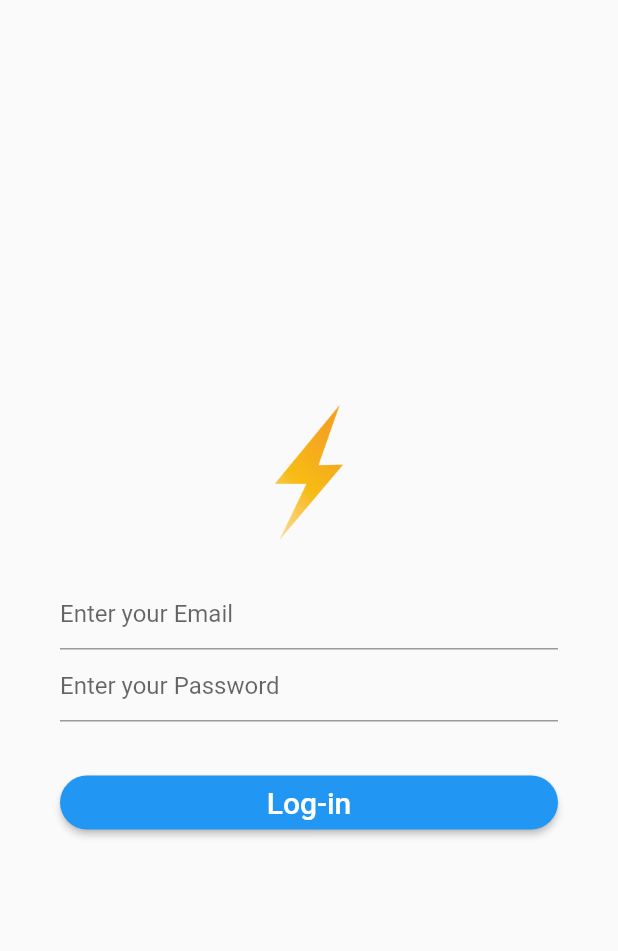
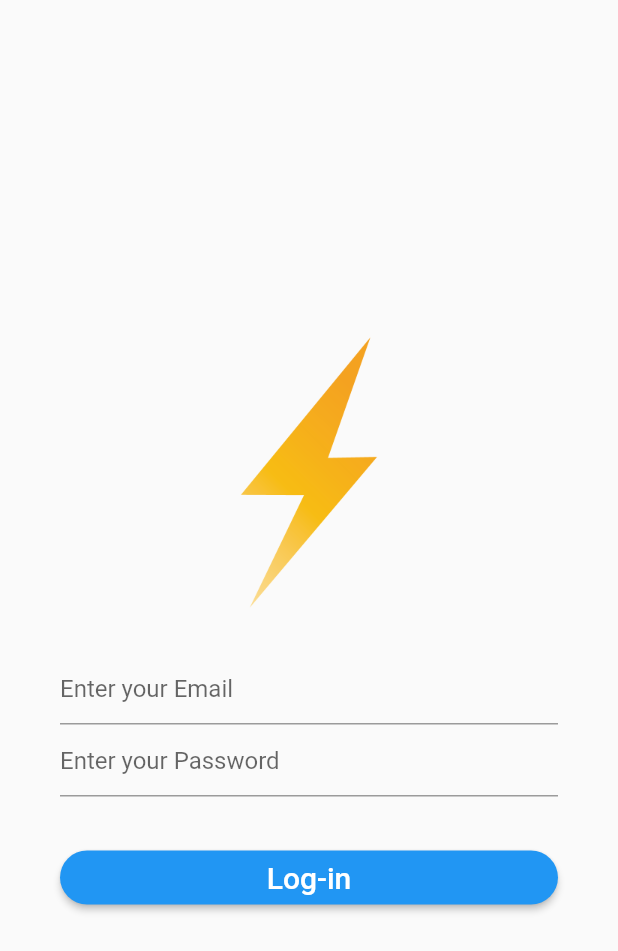
Before and after one commit to nishita-solutelabs/Flash_chat, a Flutter app: the screen it shows after launch, after a tap on "Log-In", on a phone screen of 412 x 824 dp. Shown: the top 951 px of the screen. Run offline on Flutter 3.47's test engine with Material 2 defaults, Android fonts, the phone set to English and light mode, and no system bars; our stand-ins replace animated_text_kit, cloud_firestore, firebase_auth, firebase_core, modal_progress_hud; accounts and stored records are empty.

Commit message:
animating the welcome screen

```diff
--- a/lib/screens/login_screen.dart
+++ b/lib/screens/login_screen.dart
@@ -22,9 +22,12 @@ class _LoginScreenState extends State<LoginScreen> {
             mainAxisAlignment: MainAxisAlignment.center,
             crossAxisAlignment: CrossAxisAlignment.stretch,
             children: [
-              Image(
-                image: AssetImage('images/logo.png'),
-                height: 100.0,
+              Hero(
+                tag: 'logo',
+                child: Image(
+                  image: AssetImage('images/logo.png'),
+                  height: 200.0,
+                ),
               ),
               SizedBox(
                 height: 20.0,
--- a/lib/screens/welcome_screen.dart
+++ b/lib/screens/welcome_screen.dart
@@ -1,14 +1,52 @@
 import 'package:flutter/material.dart';
+import 'package:animated_text_kit/animated_text_kit.dart';
 
 class WelcomeScreen extends StatefulWidget {
   @override
   _WelcomeScreenState createState() => _WelcomeScreenState();
 }
 
-class _WelcomeScreenState extends State<WelcomeScreen> {
+class _WelcomeScreenState extends State<WelcomeScreen>
+    with SingleTickerProviderStateMixin {
+  AnimationController animationController;
+  Animation animation;
+  @override
+  void initState() {
+    super.initState();
+    animationController = AnimationController(
+      duration: Duration(seconds: 10),
+      vsync: this,
+    );
+    // animation =
+    //     CurvedAnimation(parent: animationController, curve: Curves.linear);
+    animationController.forward();
+
+    animation = ColorTween(begin: Colors.pink[900], end: Colors.pink[300])
+        .animate(animationController);
+
+    animation.addStatusListener((status) {
+      if (status == AnimationStatus.completed) {
+        animationController.reverse(from: 1.0);
+      } else if (status == AnimationStatus.dismissed) {
+        animationController.forward();
+      }
+    });
+    animationController.addListener(() {
+      setState(() {});
+    });
+  }
+
+  @override
+  void dispose() {
+    animationController.dispose();
+    super.dispose();
+  }
+
   @override
   Widget build(BuildContext context) {
     return Scaffold(
+      backgroundColor: animation.value,
+      //backgroundColor: Colors.pink[900].withOpacity(animationController.value),
       body: Padding(
         padding: const EdgeInsets.all(40.0),
         child: Column(
@@ -17,13 +55,20 @@ class _WelcomeScreenState extends State<WelcomeScreen> {
           children: [
             Row(
               children: [
-                Image(
-                  image: AssetImage('images/logo.png'),
-                  height: 100.0,
+                Hero(
+                  tag: 'logo',
+                  child: Image(
+                    image: AssetImage('images/logo.png'),
+                    height: 80.0,
+                    //height: animationController.value * 100,
+                    // height: animation.value * 100,
+                  ),
                 ),
-                Text(
-                  'Flash Chat',
-                  style: TextStyle(fontSize: 30.0),
+                TypewriterAnimatedTextKit(
+                  text: ['Flash Chat', 'Hello User!'],
+                  textStyle: TextStyle(
+                    fontSize: 40.0,
+                  ),
                 ),
               ],
             ),
--- a/pubspec.yaml
+++ b/pubspec.yaml
@@ -27,6 +27,7 @@ dependencies:
   firebase_auth: ^1.0.1
   cloud_firestore: ^1.0.1
   modal_progress_hud: ^0.1.3
+  animated_text_kit: ^4.0.0
 
   # The following adds the Cupertino Icons font to your application.
   # Use with the CupertinoIcons class for iOS style icons.
```
Also changed, not shown: lib/screens/registration_screen.dart (+6 -3 lines), pubspec.lock.
